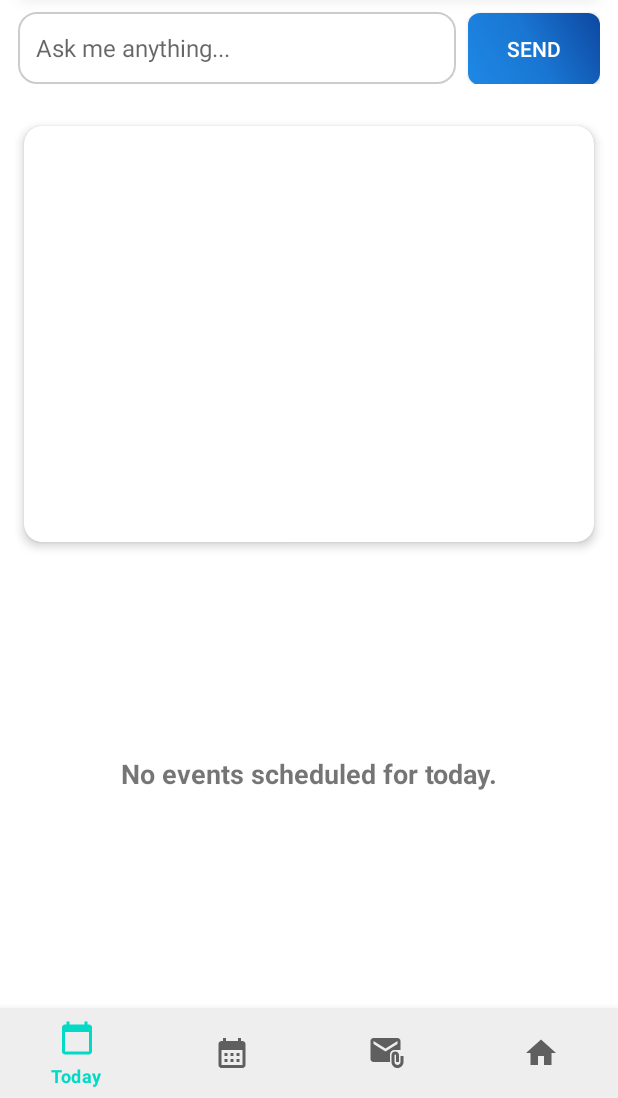
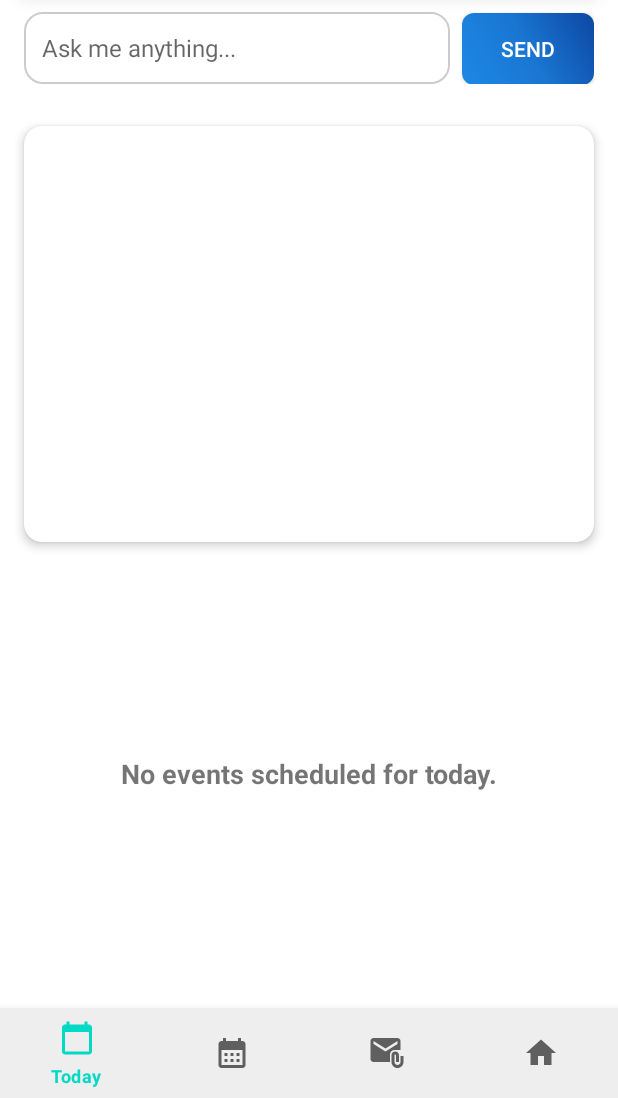
Before and after one commit to asdtroll3/szakdolgozat, an Android app: the TodayFragment screen opened through its navigation route, on a phone screen of 412 x 824 dp, the part 138-1236 px from its top. Run offline under Robolectric (Android 15) with nearby library versions, the phone set to English and light mode, and no system bars; our stand-ins replace Room's generated code, navigation-ui.

Commit message:
fixed chatbox(again)

```diff
--- a/app/src/main/java/com/example/alphaverzio/ui/calendar/CalendarFragment.kt
+++ b/app/src/main/java/com/example/alphaverzio/ui/calendar/CalendarFragment.kt
@@ -61,7 +61,7 @@ class CalendarFragment : Fragment() {
     private lateinit var chatScrollView: ScrollView
     private val chatHistory = mutableListOf<ChatMessage>()
     private val client = OkHttpClient()
-    private val apiKey = "AIzaSyCtQ8vKKwdZsmKaesTfTO2l0FJ8CtTYzRQ"
+    private val apiKey = ""
     private val apiUrl = "https://generativelanguage.googleapis.com/v1beta/models/gemini-2.0-flash:generateContent"
 
     data class ChatMessage(
--- a/app/src/main/java/com/example/alphaverzio/ui/today/TodayFragment.kt
+++ b/app/src/main/java/com/example/alphaverzio/ui/today/TodayFragment.kt
@@ -43,7 +43,7 @@ class TodayFragment : Fragment() {
 
     private val chatHistory = mutableListOf<ChatMessage>()
     private val client = OkHttpClient()
-    private val apiKey = "AIzaSyCtQ8vKKwdZsmKaesTfTO2l0FJ8CtTYzRQ"
+    private val apiKey = ""
     private val apiUrl = "https://generativelanguage.googleapis.com/v1beta/models/gemini-2.0-flash:generateContent"
 
     data class ChatMessage(
--- a/app/src/main/res/layout/fragment_calendar.xml
+++ b/app/src/main/res/layout/fragment_calendar.xml
@@ -188,6 +188,7 @@
             android:layout_height="0dp"
             android:layout_weight="1"
             android:layout_margin="8dp"
+            android:layout_marginTop="0dp"
             app:cardCornerRadius="12dp"
             app:cardElevation="4dp">
 
@@ -222,6 +223,7 @@
                 android:layout_width="0dp"
                 android:layout_height="wrap_content"
                 android:layout_weight="1"
+                android:layout_marginStart="8dp"
                 android:background="@drawable/input_background"
                 android:hint="Ask me anything..."
                 android:inputType="text"
@@ -235,6 +237,7 @@
                 android:layout_width="wrap_content"
                 android:layout_height="wrap_content"
                 android:layout_marginStart="8dp"
+                android:layout_marginEnd="8dp"
                 android:background="@drawable/button_background_blue"
                 android:text="Send"
                 android:textColor="@android:color/white" />
--- a/app/src/main/res/layout/fragment_today.xml
+++ b/app/src/main/res/layout/fragment_today.xml
@@ -60,6 +60,8 @@
         android:id="@+id/chatInputLayout"
         android:layout_width="0dp"
         android:layout_height="wrap_content"
+        android:layout_marginStart="4dp"
+        android:layout_marginEnd="4dp"
         android:orientation="horizontal"
         android:padding="12dp"
         app:layout_constraintEnd_toEndOf="parent"
@@ -127,8 +129,8 @@
         android:id="@+id/bottomContentContainer"
         android:layout_width="0dp"
         android:layout_height="0dp"
-        android:layout_marginStart="16dp"
-        android:layout_marginEnd="16dp"
+        android:layout_marginStart="12dp"
+        android:layout_marginEnd="12dp"
         android:layout_marginBottom="18dp"
         app:layout_constraintBottom_toBottomOf="parent"
         app:layout_constraintEnd_toEndOf="parent"
```
